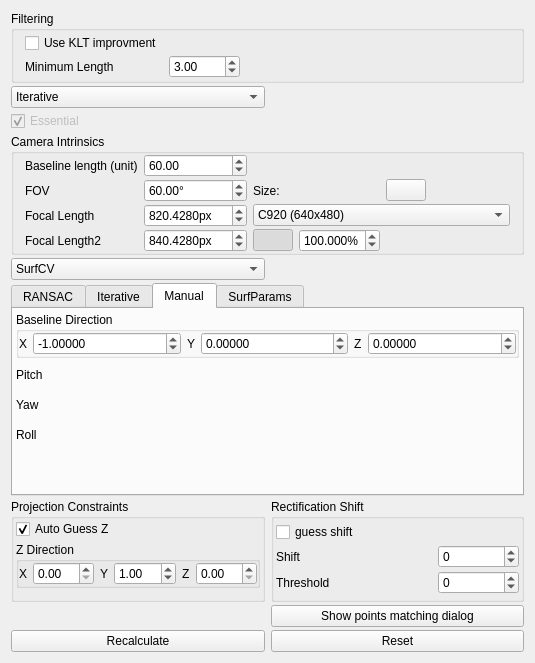
Before: the Qt Designer form utils/rectifier/rectifyParametersControlWidget.ui in PimenovAlexander/corecvs, drawn with Qt 5.
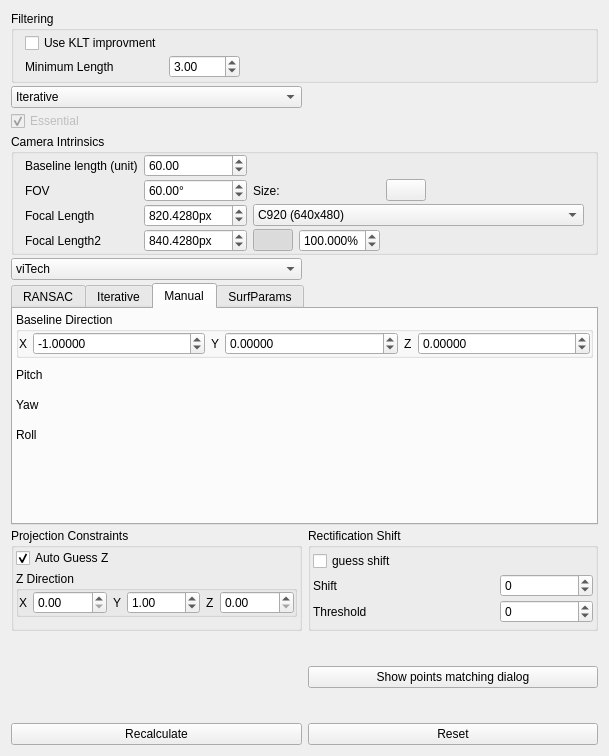
After: the same form once the commit is applied. Icons and pictures are not drawn. Custom widgets are drawn as their Qt base class.

Patch:
```diff
--- a/utils/rectifier/rectifyParametersControlWidget.ui
+++ b/utils/rectifier/rectifyParametersControlWidget.ui
@@ -6,8 +6,8 @@
    <rect>
     <x>0</x>
     <y>0</y>
-    <width>535</width>
-    <height>663</height>
+    <width>609</width>
+    <height>756</height>
    </rect>
   </property>
   <property name="windowTitle">
@@ -522,6 +522,9 @@
    </item>
    <item row="5" column="0">
     <widget class="QComboBox" name="matchingMethodComboBox">
+     <property name="currentIndex">
+      <number>1</number>
+     </property>
      <item>
       <property name="text">
        <string>SurfCV</string>
```
Left out of the diff: 103 changed lines with no effect on the pictures.
